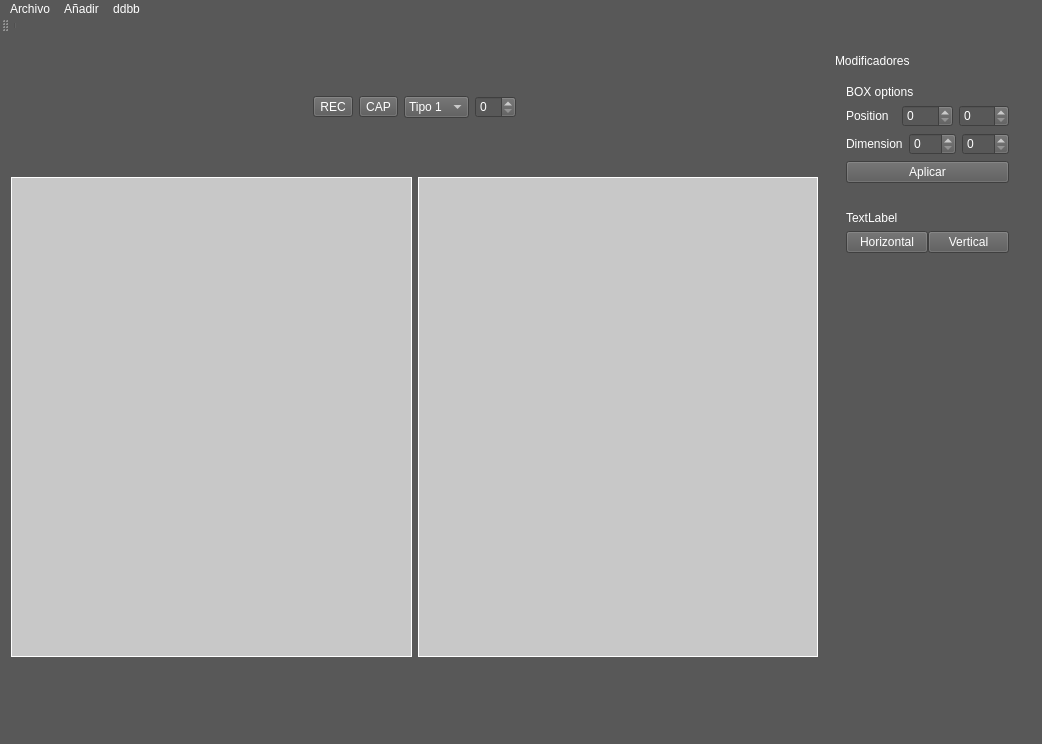
The window that TestQT1.ui (alvaro55cuartero/scanego) describes before a commit, drawn with Qt 5.
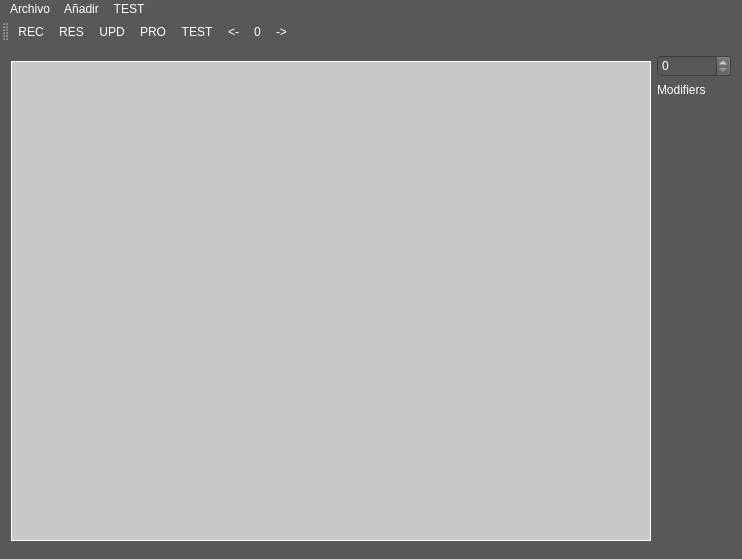
The same window after the commit.

Diff of the .ui file:
```diff
--- a/TestQT1.ui
+++ b/TestQT1.ui
@@ -6,8 +6,8 @@
    <rect>
     <x>0</x>
     <y>0</y>
-    <width>1042</width>
-    <height>744</height>
+    <width>742</width>
+    <height>559</height>
    </rect>
   </property>
   <property name="windowTitle">
@@ -22,111 +22,10 @@
    <layout class="QHBoxLayout" name="horizontalLayout">
     <item>
      <layout class="QVBoxLayout" name="verticalLayout">
-      <item>
-       <layout class="QHBoxLayout" name="horizontalLayout_6">
-        <item>
-         <spacer name="horizontalSpacer">
-          <property name="orientation">
-           <enum>Qt::Horizontal</enum>
-          </property>
-          <property name="sizeHint" stdset="0">
-           <size>
-            <width>40</width>
-            <height>20</height>
-           </size>
-          </property>
-         </spacer>
-        </item>
-        <item>
-         <widget class="QToolButton" name="toolButtonREC">
-          <property name="text">
-           <string>REC</string>
-          </property>
-          <property name="checkable">
-           <bool>true</bool>
-          </property>
-         </widget>
-        </item>
-        <item>
-         <widget class="QToolButton" name="toolButtonCAP">
-          <property name="text">
-           <string>CAP</string>
-          </property>
-          <property name="checkable">
-           <bool>false</bool>
-          </property>
-         </widget>
-        </item>
-        <item>
-         <widget class="QComboBox" name="comboBoxTipos">
-          <item>
-           <property name="text">
-            <string>Tipo 1</string>
-           </property>
-          </item>
-          <item>
-           <property name="text">
-            <string>Tipo 2</string>
-           </property>
-          </item>
-          <item>
-           <property name="text">
-            <string>Tipo 3</string>
-           </property>
-          </item>
-          <item>
-           <property name="text">
-            <string>Tipo 4</string>
-           </property>
-          </item>
-          <item>
-           <property name="text">
-            <string>Tipo 5</string>
-           </property>
-          </item>
-          <item>
-           <property name="text">
-            <string>Tipo 6</string>
-           </property>
-          </item>
-          <item>
-           <property name="text">
-            <string>Tipo 7</string>
-           </property>
-          </item>
-          <item>
-           <property name="text">
-            <string>Varias</string>
-           </property>
-          </item>
-         </widget>
-        </item>
-        <item>
-         <widget class="QSpinBox" name="spinBoxCounter">
-          <property name="styleSheet">
-           <string notr="true"/>
-          </property>
-         </widget>
-        </item>
-        <item>
-         <spacer name="horizontalSpacer_2">
-          <property name="orientation">
-           <enum>Qt::Horizontal</enum>
-          </property>
-          <property name="sizeHint" stdset="0">
-           <size>
-            <width>40</width>
-            <height>20</height>
-           </size>
-          </property>
-         </spacer>
-        </item>
-       </layout>
-      </item>
       <item>
        <layout class="QHBoxLayout" name="horizontalLayout_4">
         <item>
-         <widget class="QLabel" name="labelIn">
+         <widget class="QLabel" name="labelOut">
           <property name="enabled">
            <bool>true</bool>
           </property>
@@ -136,6 +35,12 @@
             <verstretch>0</verstretch>
            </sizepolicy>
           </property>
+          <property name="minimumSize">
+           <size>
+            <width>640</width>
+            <height>480</height>
+           </size>
+          </property>
           <property name="maximumSize">
            <size>
             <width>640</width>
@@ -163,182 +68,57 @@
           </property>
          </widget>
         </item>
-        <item>
-         <widget class="QLabel" name="labelOut">
-          <property name="maximumSize">
-           <size>
-            <width>640</width>
-            <height>480</height>
-           </size>
-          </property>
-          <property name="styleSheet">
-           <string notr="true">background-color: rgb(200, 200, 200);</string>
-          </property>
-          <property name="frameShape">
-           <enum>QFrame::Box</enum>
-          </property>
-          <property name="text">
-           <string/>
-          </property>
-         </widget>
-        </item>
        </layout>
       </item>
      </layout>
     </item>
     <item>
-     <widget class="QWidget" name="widget" native="true">
-      <property name="sizePolicy">
-       <sizepolicy hsizetype="Preferred" vsizetype="Preferred">
-        <horstretch>0</horstretch>
-        <verstretch>0</verstretch>
-       </sizepolicy>
-      </property>
-      <property name="minimumSize">
-       <size>
-        <width>0</width>
-        <height>150</height>
-       </size>
-      </property>
-      <layout class="QVBoxLayout" name="verticalLayout_2">
-       <item>
-        <widget class="QLabel" name="label_5">
-         <property name="text">
-          <string>Modificadores</string>
-         </property>
-        </widget>
-       </item>
-       <item>
-        <widget class="QWidget" name="widgetBOX" native="true">
-         <layout class="QVBoxLayout" name="verticalLayout_3">
-          <item>
-           <widget class="QLabel" name="label">
-            <property name="text">
-             <string>BOX options</string>
-            </property>
-           </widget>
-          </item>
-          <item>
-           <layout class="QHBoxLayout" name="horizontalLayout_2">
-            <item>
-             <widget class="QLabel" name="label_2">
-              <property name="text">
-               <string>Position</string>
-              </property>
-             </widget>
-            </item>
-            <item>
-             <widget class="QSpinBox" name="spinBox_X">
-              <property name="maximum">
-               <number>512</number>
-              </property>
-             </widget>
-            </item>
-            <item>
-             <widget class="QSpinBox" name="spinBox_Y">
-              <property name="maximum">
-               <number>512</number>
-              </property>
-             </widget>
-            </item>
-           </layout>
-          </item>
-          <item>
-           <layout class="QHBoxLayout" name="horizontalLayout_3">
-            <item>
-             <widget class="QLabel" name="label_3">
-              <property name="text">
-               <string>Dimension</string>
-              </property>
-             </widget>
-            </item>
-            <item>
-             <widget class="QSpinBox" name="spinBox_W">
-              <property name="maximum">
-               <number>512</number>
-              </property>
-             </widget>
-            </item>
-            <item>
-             <widget class="QSpinBox" name="spinBox_H">
-              <property name="maximum">
-               <number>512</number>
-              </property>
-             </widget>
-            </item>
-           </layout>
-          </item>
-          <item>
-           <widget class="QPushButton" name="pushButtonWidgetBOX">
-            <property name="text">
-             <string>Aplicar</string>
-            </property>
-           </widget>
-          </item>
-         </layout>
-        </widget>
-       </item>
-       <item>
-        <widget class="QWidget" name="widgetFLIP" native="true">
-         <property name="minimumSize">
-          <size>
-           <width>0</width>
-           <height>50</height>
-          </size>
-         </property>
-         <layout class="QVBoxLayout" name="verticalLayout_4">
-          <item>
-           <widget class="QLabel" name="label_4">
-            <property name="text">
-             <string>TextLabel</string>
-            </property>
-           </widget>
-          </item>
-          <item>
-           <layout class="QHBoxLayout" name="horizontalLayout_5">
-            <property name="spacing">
-             <number>0</number>
-            </property>
-            <property name="bottomMargin">
-             <number>10</number>
-            </property>
-            <item>
-             <widget class="QPushButton" name="pushButton_H">
-              <property name="text">
-               <string>Horizontal</string>
-              </property>
-             </widget>
-            </item>
-            <item>
-             <widget class="QPushButton" name="pushButton_V">
-              <property name="text">
-               <string>Vertical</string>
-              </property>
-             </widget>
-            </item>
-           </layout>
-          </item>
-         </layout>
-        </widget>
-       </item>
-       <item>
-        <spacer name="verticalSpacer">
-         <property name="orientation">
-          <enum>Qt::Vertical</enum>
-         </property>
-         <property name="sizeHint" stdset="0">
-          <size>
-           <width>20</width>
-           <height>40</height>
-          </size>
-         </property>
-        </spacer>
-       </item>
-       <item>
-        <widget class="QWidget" name="widgetGRAY" native="true"/>
-       </item>
-      </layout>
-     </widget>
+     <layout class="QVBoxLayout" name="verticalLayout_3">
+      <item>
+       <widget class="QSpinBox" name="spinBoxThresh">
+        <property name="maximum">
+         <number>255</number>
+        </property>
+       </widget>
+      </item>
+      <item>
+       <widget class="QLabel" name="labelMod">
+        <property name="text">
+         <string>Modifiers</string>
+        </property>
+       </widget>
+      </item>
+      <item>
+       <widget class="QWidget" name="sideMenu" native="true">
+        <property name="sizePolicy">
+         <sizepolicy hsizetype="Preferred" vsizetype="Preferred">
+          <horstretch>0</horstretch>
+          <verstretch>0</verstretch>
+         </sizepolicy>
+        </property>
+        <property name="minimumSize">
+         <size>
+          <width>0</width>
+          <height>150</height>
+         </size>
+        </property>
+        <layout class="QVBoxLayout" name="verticalLayout_2"/>
+       </widget>
+      </item>
+      <item>
+       <spacer name="verticalSpacer">
+        <property name="orientation">
+         <enum>Qt::Vertical</enum>
+        </property>
+        <property name="sizeHint" stdset="0">
+         <size>
+          <width>20</width>
+          <height>40</height>
+         </size>
+        </property>
+       </spacer>
+      </item>
+     </layout>
     </item>
    </layout>
   </widget>
@@ -347,7 +127,7 @@
     <rect>
      <x>0</x>
      <y>0</y>
-     <width>1042</width>
+     <width>742</width>
      <height>26</height>
     </rect>
    </property>
@@ -370,7 +150,7 @@
    </widget>
    <widget class="QMenu" name="menuddbb">
     <property name="title">
-     <string>ddbb</string>
+     <string>TEST</string>
     </property>
     <addaction name="actionAbrir_2"/>
    </widget>
@@ -385,9 +165,15 @@
    <attribute name="toolBarBreak">
     <bool>false</bool>
    </attribute>
-   <addaction name="separator"/>
+   <addaction name="actionREC"/>
+   <addaction name="actionRES"/>
+   <addaction name="actionUPD"/>
+   <addaction name="actionPRO"/>
+   <addaction name="actionTEST"/>
+   <addaction name="actionLeft"/>
+   <addaction name="actionCount"/>
+   <addaction name="actionRight"/>
   </widget>
-  <widget class="QStatusBar" name="statusBar"/>
   <action name="actionAbrir">
    <property name="enabled">
     <bool>true</bool>
@@ -428,7 +214,93 @@
   </action>
   <action name="actionAbrir_2">
    <property name="text">
-    <string>Abrir</string>
+    <string>HOLES</string>
+   </property>
+  </action>
+  <action name="actionFilter">
+   <property name="text">
+    <string>FILTER</string>
+   </property>
+  </action>
+  <action name="actionREC">
+   <property name="checkable">
+    <bool>true</bool>
+   </property>
+   <property name="text">
+    <string>REC</string>
+   </property>
+  </action>
+  <action name="actionCAP">
+   <property name="text">
+    <string>CAP</string>
+   </property>
+  </action>
+  <action name="actionRES">
+   <property name="text">
+    <string>RES</string>
+   </property>
+  </action>
+  <action name="actionPRO">
+   <property name="text">
+    <string>PRO</string>
+   </property>
+  </action>
+  <action name="actionConversion">
+   <property name="text">
+    <string>CONVERSION</string>
+   </property>
+  </action>
+  <action name="actionUPD">
+   <property name="text">
+    <string>UPD</string>
+   </property>
+  </action>
+  <action name="actionConnected">
+   <property name="text">
+    <string>CONNECTED</string>
+   </property>
+  </action>
+  <action name="actionTEST">
+   <property name="text">
+    <string>TEST</string>
+   </property>
+   <property name="toolTip">
+    <string>TEST</string>
+   </property>
+  </action>
+  <action name="actionLeft">
+   <property name="text">
+    <string>&lt;-</string>
+   </property>
+  </action>
+  <action name="actionCount">
+   <property name="text">
+    <string>0</string>
+   </property>
+  </action>
+  <action name="actionRight">
+   <property name="text">
+    <string>-&gt;</string>
+   </property>
+  </action>
+  <action name="actionChannel">
+   <property name="text">
+    <string>CHANNEL</string>
+   </property>
+  </action>
+  <action name="actionAspectRatio">
+   <property name="text">
+    <string>ASPECT RATIO</string>
+   </property>
+  </action>
+  <action name="actionColors">
+   <property name="text">
+    <string>COLORS</string>
+   </property>
+  </action>
+  <action name="actionCircles">
+   <property name="text">
+    <string>CIRCLES</string>
    </property>
   </action>
  </widget>
```
Left out of the diff: 25 changed lines with no effect on the pictures.
